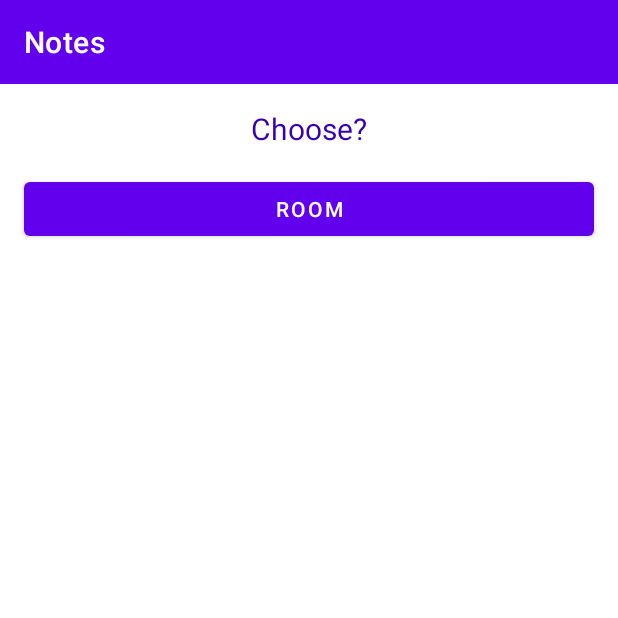
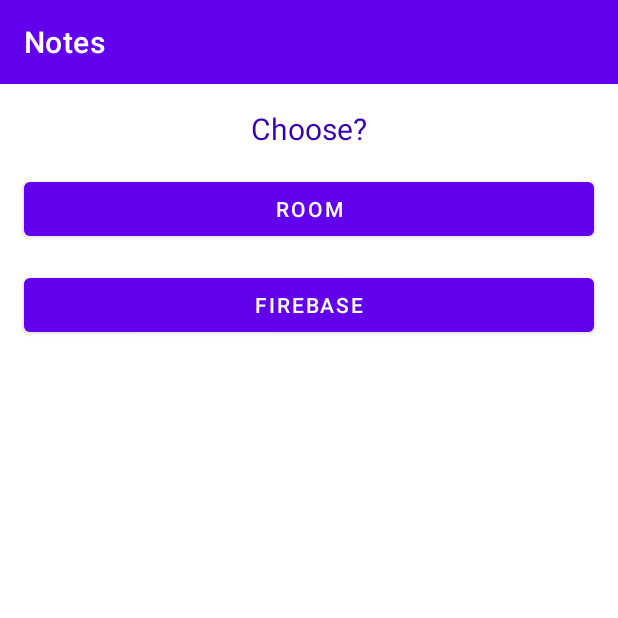
Before and after one commit to DaniilBykau/NotesMVVM, an Android app: the screen it shows after launch (MainActivity), on a phone screen of 412 x 824 dp, the top half of it. Run offline under Robolectric (Android 15) with nearby library versions, the phone set to English and light mode, and no system bars.

Commit message:
firebase authFirebase

```diff
--- a/app/src/main/java/com/example/notes/database/DatabaseRepository.kt
+++ b/app/src/main/java/com/example/notes/database/DatabaseRepository.kt
@@ -9,4 +9,8 @@ interface DatabaseRepository {
     suspend fun insert(note:AppNote, onSuccess: ()->Unit)
     suspend fun delete(note:AppNote, onSuccess: ()->Unit)
 
+
+    fun connectToDatabase(onSuccess: () -> Unit, onFail:(String)->Unit){}
+
+    fun signOut(){}
 }
--- a/app/src/main/java/com/example/notes/utilits/Constants.kt
+++ b/app/src/main/java/com/example/notes/utilits/Constants.kt
@@ -7,3 +7,6 @@ lateinit var APP_ACTIVITY:MainActivity
 lateinit var REPOSITORY:DatabaseRepository
 const val TYPE_DATABASE = "type_database"
 const val TYPE_ROOM = "type_room"
+lateinit var EMAIL:String
+lateinit var PASSWORD:String
+const val TYPE_FIREBASE = "type_firebase"
--- a/app/src/main/res/layout/fragment_start.xml
+++ b/app/src/main/res/layout/fragment_start.xml
@@ -29,5 +29,48 @@
         app:layout_constraintStart_toStartOf="parent"
         app:layout_constraintTop_toBottomOf="@+id/start_text_view" />
 
+    <Button
+        android:id="@+id/btn_firebase"
+        android:layout_width="match_parent"
+        android:layout_height="wrap_content"
+        android:layout_margin="@dimen/default_margin"
+        android:text="@string/text_firebase"
+        app:layout_constraintEnd_toEndOf="parent"
+        app:layout_constraintStart_toStartOf="parent"
+        app:layout_constraintTop_toBottomOf="@id/btn_room" />
+
+    <EditText
+        android:layout_width="match_parent"
+        android:layout_height="wrap_content"
+        app:layout_constraintTop_toBottomOf="@id/btn_firebase"
+        app:layout_constraintStart_toStartOf="parent"
+        app:layout_constraintEnd_toEndOf="parent"
+        android:layout_margin="@dimen/default_margin"
+        android:id="@+id/edit_text_email"
+        android:hint="@string/hint_email"
+        android:visibility="invisible"
+        android:inputType="textEmailAddress"/>
+
+    <EditText
+        android:layout_width="match_parent"
+        android:layout_height="wrap_content"
+        app:layout_constraintTop_toBottomOf="@+id/edit_text_email"
+        app:layout_constraintStart_toStartOf="parent"
+        app:layout_constraintEnd_toEndOf="parent"
+        android:layout_margin="@dimen/default_margin"
+        android:id="@+id/edit_text_password"
+        android:hint="@string/hint_password"
+        android:visibility="invisible"/>
+
+    <Button
+        android:id="@+id/btn_login"
+        android:layout_width="match_parent"
+        android:layout_height="wrap_content"
+        android:layout_margin="@dimen/default_margin"
+        android:text="@string/start_btn_login"
+        app:layout_constraintEnd_toEndOf="parent"
+        app:layout_constraintStart_toStartOf="parent"
+        android:visibility="invisible"
+        app:layout_constraintTop_toBottomOf="@id/edit_text_password" />
 
 </androidx.constraintlayout.widget.ConstraintLayout>
--- a/app/src/main/res/values/strings.xml
+++ b/app/src/main/res/values/strings.xml
@@ -7,4 +7,10 @@
     <string name="text_room">ROOM</string>
     <string name="title">Notes</string>
     <string name="toast_enter_name_of_note">Enter name of note</string>
+    <string name="text_firebase">Firebase</string>
+    <string name="hint_email">email</string>
+    <string name="hint_password">password</string>
+    <string name="start_btn_login">Login</string>
+    <string name="toast_empty_login">enter password and email</string>
+    <string name="toast_firebase_init_success">init successful</string>
 </resources>
--- a/build.gradle
+++ b/build.gradle
@@ -8,7 +8,7 @@ buildscript {
     dependencies {
         classpath "com.android.tools.build:gradle:4.2.1"
         classpath "org.jetbrains.kotlin:kotlin-gradle-plugin:$kotlin_version"
-
+        classpath 'com.google.gms:google-services:4.3.10'
         // NOTE: Do not place your application dependencies here; they belong
         // in the individual module build.gradle files
     }
```
Also changed, not shown: app/build.gradle (+8 -0 lines), app/src/main/java/com/example/notes/database/firebase/AppFirebaseRepository.kt (added, +40 -0 lines), app/src/main/java/com/example/notes/screens/start/StartFragment.kt (+23 -2 lines), app/src/main/java/com/example/notes/screens/start/StartFragmentViewModel.kt (+8 -0 lines), 1 other file.
